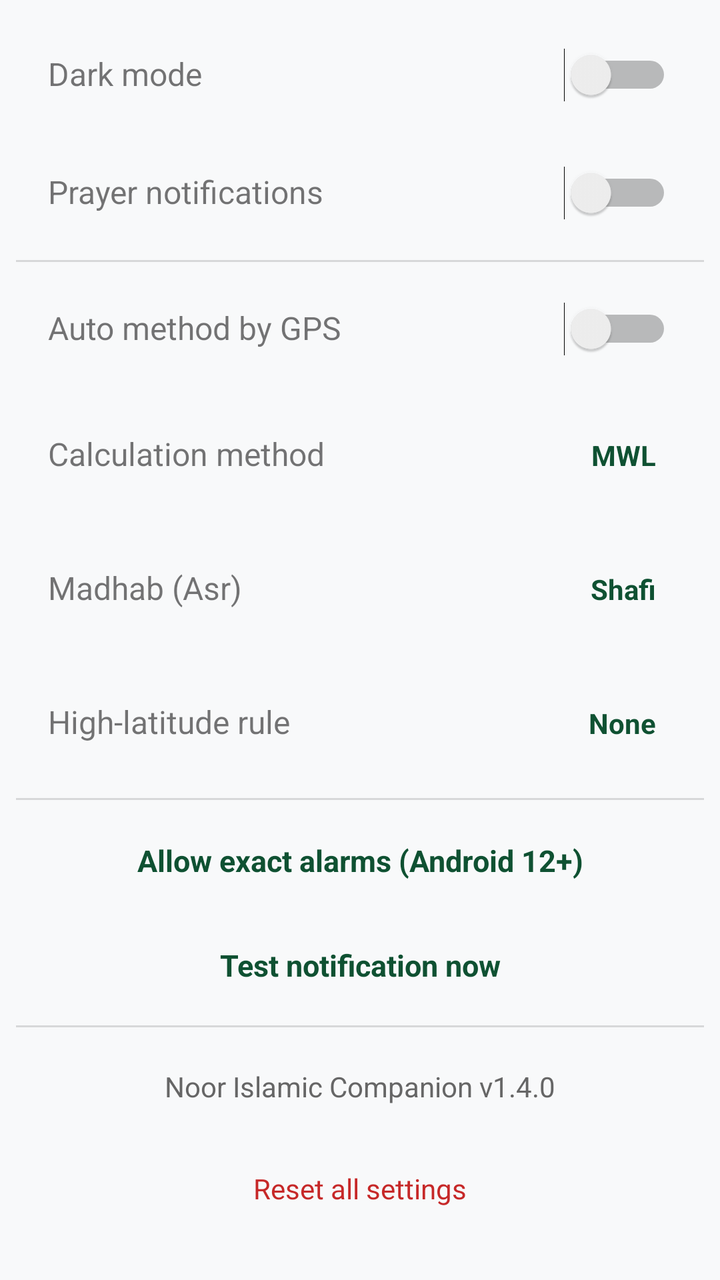
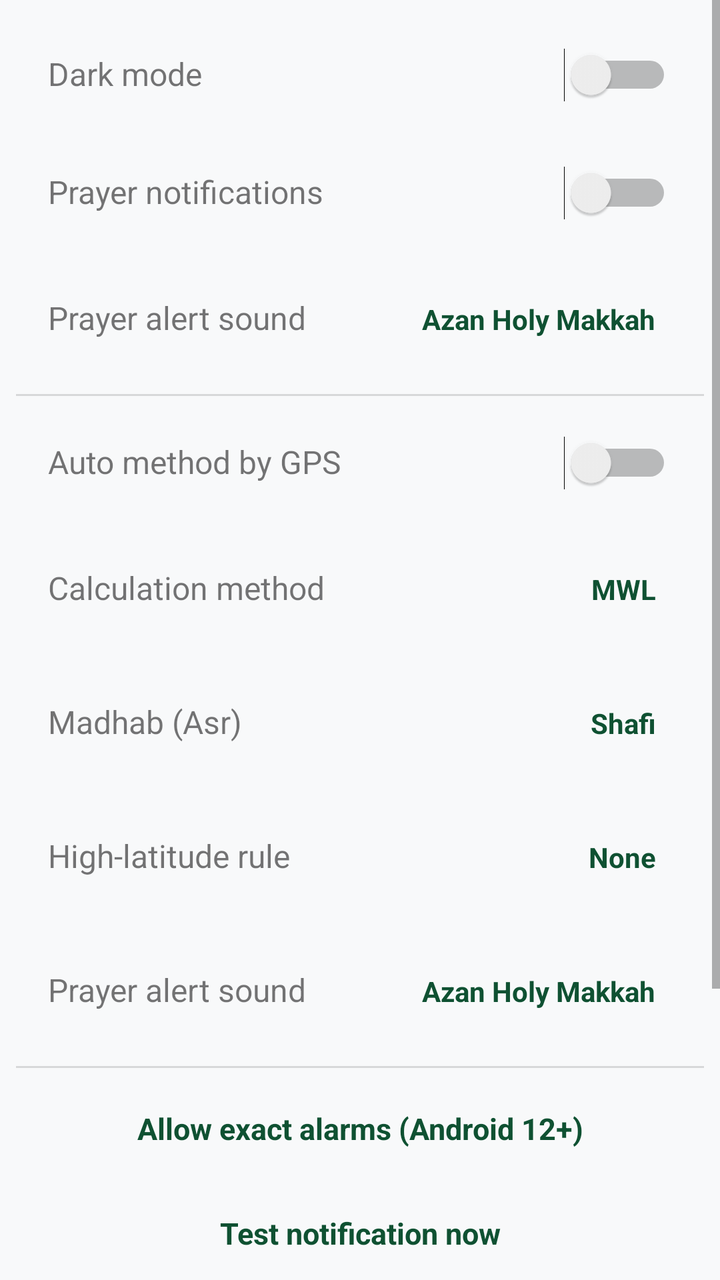

The first picture is an Android layout as it rendered before a commit; the second is the same layout after the commit. The layout source and the unified diff follow.
<!-- AndroidManifest.xml: application theme Theme.Noor -->
<!-- res/layout/fragment_settings.xml -->
<?xml version="1.0" encoding="utf-8"?>
<ScrollView xmlns:android="http://schemas.android.com/apk/res/android"
    android:layout_width="match_parent"
    android:layout_height="match_parent"
    android:fillViewport="true">

    <LinearLayout
        android:layout_width="match_parent"
        android:layout_height="wrap_content"
        android:orientation="vertical"
        android:padding="8dp">

        <LinearLayout
            android:layout_width="match_parent"
            android:layout_height="wrap_content"
            android:orientation="horizontal"
            android:padding="16dp">
            <TextView
                android:layout_width="0dp"
                android:layout_height="wrap_content"
                android:layout_weight="1"
                android:text="Dark mode"
                android:textSize="16sp"/>
            <Switch
                android:id="@+id/swDark"
                android:layout_width="wrap_content"
                android:layout_height="wrap_content"/>
        </LinearLayout>

        <LinearLayout
            android:layout_width="match_parent"
            android:layout_height="wrap_content"
            android:orientation="horizontal"
            android:padding="16dp">
            <TextView
                android:layout_width="0dp"
                android:layout_height="wrap_content"
                android:layout_weight="1"
                android:text="Prayer notifications"
                android:textSize="16sp"/>
            <Switch
                android:id="@+id/swNotif"
                android:layout_width="wrap_content"
                android:layout_height="wrap_content"/>
        </LinearLayout>

        <View
            android:layout_width="match_parent"
            android:layout_height="1dp"
            android:background="#22000000"
            android:layout_marginVertical="4dp"/>

        <LinearLayout
            android:layout_width="match_parent"
            android:layout_height="wrap_content"
            android:orientation="horizontal"
            android:padding="16dp">
            <TextView
                android:layout_width="0dp"
                android:layout_height="wrap_content"
                android:layout_weight="1"
                android:text="Auto method by GPS"
                android:textSize="16sp"/>
            <Switch
                android:id="@+id/swAuto"
                android:layout_width="wrap_content"
                android:layout_height="wrap_content"/>
        </LinearLayout>

        <LinearLayout
            android:layout_width="match_parent"
            android:layout_height="wrap_content"
            android:orientation="horizontal"
            android:padding="16dp">
            <TextView
                android:layout_width="0dp"
                android:layout_height="wrap_content"
                android:layout_weight="1"
                android:text="Calculation method"
                android:textSize="16sp"/>
            <TextView
                android:id="@+id/tvMethodValue"
                android:layout_width="wrap_content"
                android:layout_height="wrap_content"
                android:text="MWL"
                android:textColor="?attr/colorPrimary"
                android:textStyle="bold"
                android:padding="8dp"/>
        </LinearLayout>

        <LinearLayout
            android:layout_width="match_parent"
            android:layout_height="wrap_content"
            android:orientation="horizontal"
            android:padding="16dp">
            <TextView
                android:layout_width="0dp"
                android:layout_height="wrap_content"
                android:layout_weight="1"
                android:text="Madhab (Asr)"
                android:textSize="16sp"/>
            <TextView
                android:id="@+id/tvMadhab"
                android:layout_width="wrap_content"
                android:layout_height="wrap_content"
                android:text="Shafi"
                android:textColor="?attr/colorPrimary"
                android:textStyle="bold"
                android:padding="8dp"/>
        </LinearLayout>

        <LinearLayout
            android:layout_width="match_parent"
            android:layout_height="wrap_content"
            android:orientation="horizontal"
            android:padding="16dp">
            <TextView
                android:layout_width="0dp"
                android:layout_height="wrap_content"
                android:layout_weight="1"
                android:text="High-latitude rule"
                android:textSize="16sp"/>
            <TextView
                android:id="@+id/tvHighLat"
                android:layout_width="wrap_content"
                android:layout_height="wrap_content"
                android:text="None"
                android:textColor="?attr/colorPrimary"
                android:textStyle="bold"
                android:padding="8dp"/>
        </LinearLayout>

        <View
            android:layout_width="match_parent"
            android:layout_height="1dp"
            android:background="#22000000"
            android:layout_marginVertical="4dp"/>

        <TextView
            android:id="@+id/tvExactAlarm"
            android:layout_width="match_parent"
            android:layout_height="wrap_content"
            android:padding="16dp"
            android:text="Allow exact alarms (Android 12+)"
            android:textSize="15sp"
            android:gravity="center"
            android:textColor="?attr/colorPrimary"
            android:textStyle="bold"/>

        <TextView
            android:id="@+id/tvTestNotif"
            android:layout_width="match_parent"
            android:layout_height="wrap_content"
            android:padding="16dp"
            android:text="Test notification now"
            android:textSize="15sp"
            android:gravity="center"
            android:textColor="?attr/colorPrimary"
            android:textStyle="bold"/>

        <View
            android:layout_width="match_parent"
            android:layout_height="1dp"
            android:background="#22000000"
            android:layout_marginVertical="4dp"/>

        <TextView
            android:id="@+id/tvVersion"
            android:layout_width="match_parent"
            android:layout_height="wrap_content"
            android:padding="16dp"
            android:text="Noor Islamic Companion v1.4.0"
            android:textSize="14sp"
            android:gravity="center"
            android:textColor="#666666"/>

        <TextView
            android:id="@+id/tvReset"
            android:layout_width="match_parent"
            android:layout_height="wrap_content"
            android:padding="16dp"
            android:text="Reset all settings"
            android:textSize="14sp"
            android:gravity="center"
            android:textColor="#C62828"/>
    </LinearLayout>
</ScrollView>
<!-- resources referenced by this layout -->
<resources>
  <style name="Theme.Noor" parent="Theme.MaterialComponents.Light.NoActionBar">
          <item name="colorPrimary">@color/primary</item>
          <item name="colorPrimaryVariant">@color/primary_dark</item>
          <item name="colorOnPrimary">@color/white</item>
          <item name="colorSecondary">@color/accent</item>
          <item name="colorSecondaryVariant">@color/accent_dark</item>
          <item name="colorOnSecondary">@color/black</item>
          <item name="android:statusBarColor">@color/primary_dark</item>
          <item name="android:windowBackground">@color/background</item>
      </style>
  <color name="primary">#0F5132</color>
  <color name="primary_dark">#0A3D25</color>
  <color name="white">#FFFFFF</color>
  <color name="accent">#D4AF37</color>
  <color name="accent_dark">#B8941F</color>
  <color name="black">#000000</color>
  <color name="background">#F8F9FA</color>
</resources>

<!-- the commit's change to res/layout/fragment_settings.xml (unified diff, before → after) -->
@@ -44,6 +44,28 @@
                 android:layout_height="wrap_content"/>
         </LinearLayout>
 
+        <LinearLayout
+            android:layout_width="match_parent"
+            android:layout_height="wrap_content"
+            android:orientation="horizontal"
+            android:padding="16dp">
+
+            <TextView
+                android:layout_width="0dp"
+                android:layout_height="wrap_content"
+                android:layout_weight="1"
+                android:text="Prayer alert sound"
+                android:textSize="16sp"/>
+
+            <TextView
+                android:id="@+id/tvSoundValue"
+                android:layout_width="wrap_content"
+                android:layout_height="wrap_content"
+                android:text="Azan Holy Makkah"
+                android:textColor="?attr/colorPrimary"
+                android:textStyle="bold"
+                android:padding="8dp"/>
+        </LinearLayout>
         <View
             android:layout_width="match_parent"
             android:layout_height="1dp"
@@ -130,6 +152,28 @@
                 android:padding="8dp"/>
         </LinearLayout>
 
+        <LinearLayout
+            android:layout_width="match_parent"
+            android:layout_height="wrap_content"
+            android:orientation="horizontal"
+            android:padding="16dp">
+
+            <TextView
+                android:layout_width="0dp"
+                android:layout_height="wrap_content"
+                android:layout_weight="1"
+                android:text="Prayer alert sound"
+                android:textSize="16sp"/>
+
+            <TextView
+                android:id="@+id/tvSoundValue"
+                android:layout_width="wrap_content"
+                android:layout_height="wrap_content"
+                android:text="Azan Holy Makkah"
+                android:textColor="?attr/colorPrimary"
+                android:textStyle="bold"
+                android:padding="8dp"/>
+        </LinearLayout>
         <View
             android:layout_width="match_parent"
             android:layout_height="1dp"
@@ -158,6 +202,28 @@
             android:textColor="?attr/colorPrimary"
             android:textStyle="bold"/>
 
+        <LinearLayout
+            android:layout_width="match_parent"
+            android:layout_height="wrap_content"
+            android:orientation="horizontal"
+            android:padding="16dp">
+
+            <TextView
+                android:layout_width="0dp"
+                android:layout_height="wrap_content"
+                android:layout_weight="1"
+                android:text="Prayer alert sound"
+                android:textSize="16sp"/>
+
+            <TextView
+                android:id="@+id/tvSoundValue"
+                android:layout_width="wrap_content"
+                android:layout_height="wrap_content"
+                android:text="Azan Holy Makkah"
+                android:textColor="?attr/colorPrimary"
+                android:textStyle="bold"
+                android:padding="8dp"/>
+        </LinearLayout>
         <View
             android:layout_width="match_parent"
             android:layout_height="1dp"
